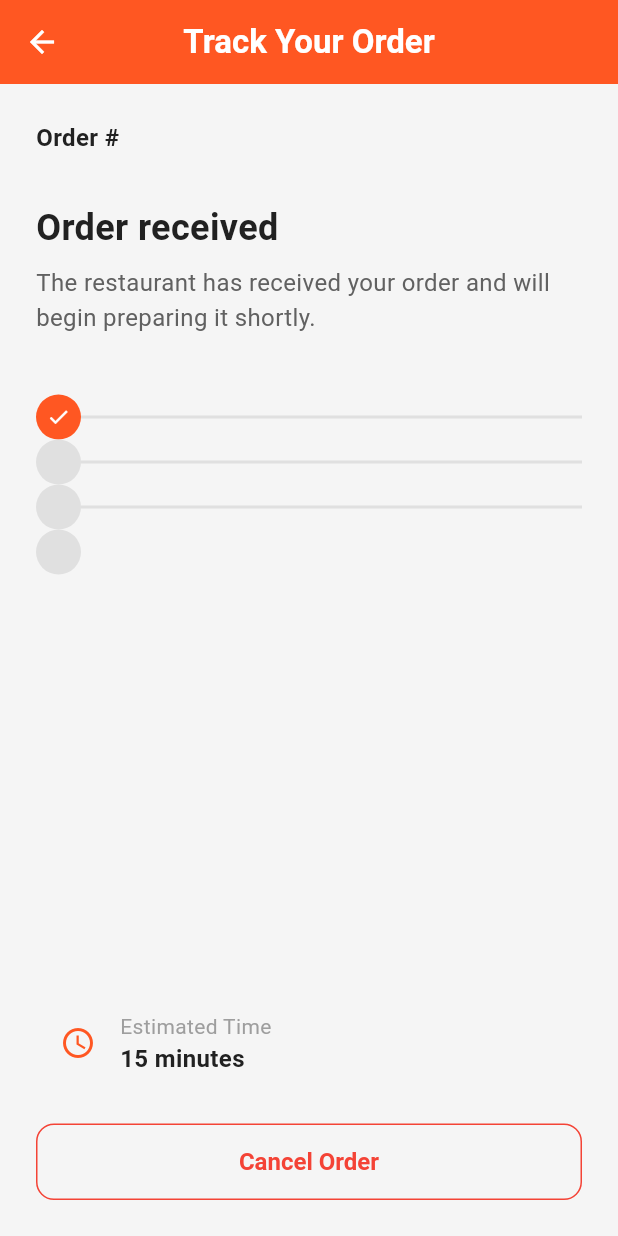
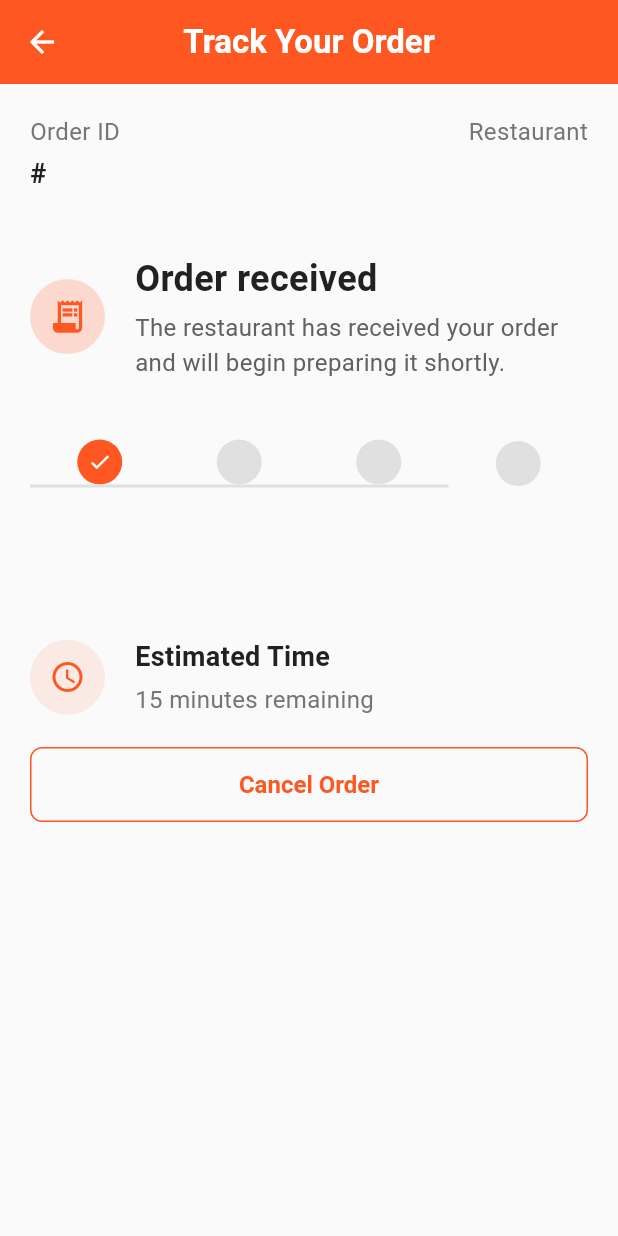
Before and after one commit to AdamsEugene/restaurant-order-app, a Flutter app: the TrackOrderScreen screen opened directly with empty values, on a phone screen of 412 x 824 dp. Run offline on Flutter 3.47's test engine with Material 3 defaults, Android fonts, the phone set to English and light mode, and no system bars; our stand-ins replace animate_do, bloc, cached_network_image, confetti, equatable, flutter_bloc and 4 more; accounts and stored records are empty; network calls fail.

Commit message:
Implement order flow with tracking & verification screens
- Update tracking screen with orange theme & improved step visualization
- Fix navigation between order flow screens
- Add confetti celebration for order completion
- Add consistent back navigation to all screens
- Fix order tracking issue with proper status indicators

```diff
--- a/restaurant_order_app/lib/screens/order/order_complete_screen.dart
+++ b/restaurant_order_app/lib/screens/order/order_complete_screen.dart
@@ -45,6 +45,13 @@ class _OrderCompleteScreenState extends State<OrderCompleteScreen> {
   @override
   Widget build(BuildContext context) {
     return Scaffold(
+      appBar: AppBar(
+        title: const Text('Order Complete'),
+        leading: IconButton(
+          icon: const Icon(Icons.arrow_back),
+          onPressed: () => context.go('/home'),
+        ),
+      ),
       body: SafeArea(
         child: Stack(
           alignment: Alignment.topCenter,
--- a/restaurant_order_app/lib/screens/order/submit_receipt_code_screen.dart
+++ b/restaurant_order_app/lib/screens/order/submit_receipt_code_screen.dart
@@ -75,6 +75,10 @@ class _SubmitReceiptCodeScreenState extends State<SubmitReceiptCodeScreen> {
       appBar: AppBar(
         title: const Text('Verify Receipt Code'),
         elevation: 0,
+        leading: IconButton(
+          icon: const Icon(Icons.arrow_back),
+          onPressed: () => context.go('/order-tracking/${widget.orderId}', extra: widget.orderDetails),
+        ),
       ),
       body: SafeArea(
         child: Padding(
--- a/restaurant_order_app/lib/screens/order/track_order_screen.dart
+++ b/restaurant_order_app/lib/screens/order/track_order_screen.dart
@@ -65,27 +65,109 @@ class _TrackOrderScreenState extends State<TrackOrderScreen> {
     return Scaffold(
       appBar: AppBar(
         title: const Text('Track Your Order'),
+        backgroundColor: Colors.deepOrange,
+        foregroundColor: Colors.white,
         elevation: 0,
+        leading: IconButton(
+          icon: const Icon(Icons.arrow_back),
+          onPressed: () => context.go('/receipt/${widget.orderId}', extra: widget.orderDetails),
         ),
-      body: SafeArea(
-        child: Padding(
-          padding: const EdgeInsets.all(24.0),
+      ),
+      backgroundColor: Colors.grey.shade50,
+      body: SingleChildScrollView(
         child: Column(
           crossAxisAlignment: CrossAxisAlignment.start,
           children: [
-              // Order ID and Restaurant
-              Row(
-                mainAxisAlignment: MainAxisAlignment.spaceBetween,
+            // Order ID and Restaurant info
+            Padding(
+              padding: const EdgeInsets.all(20.0),
+              child: Row(
+                children: [
+                  // Order ID
+                  Expanded(
+                    child: Column(
+                      crossAxisAlignment: CrossAxisAlignment.start,
                       children: [
                         Text(
-                    'Order #${widget.orderId}',
+                          'Order ID',
+                          style: TextStyle(
+                            fontSize: 16,
+                            color: Colors.grey.shade600,
+                          ),
+                        ),
+                        const SizedBox(height: 4),
+                        Text(
+                          '#${widget.orderId}',
                           style: const TextStyle(
-                      fontSize: 16,
+                            fontSize: 18,
                             fontWeight: FontWeight.bold,
                           ),
                         ),
+                      ],
+                    ),
+                  ),
+                  // Restaurant
+                  Expanded(
+                    child: Column(
+                      crossAxisAlignment: CrossAxisAlignment.end,
+                      children: [
+                        Text(
+                          'Restaurant',
+                          style: TextStyle(
+                            fontSize: 16,
+                            color: Colors.grey.shade600,
+                          ),
+                        ),
+                        const SizedBox(height: 4),
                         Text(
                           widget.orderDetails['restaurantName'] as String? ?? 'Restaurant',
+                          style: const TextStyle(
+                            fontSize: 18,
+                            fontWeight: FontWeight.bold,
+                          ),
+                        ),
+                      ],
+                    ),
+                  ),
+                ],
+              ),
+            ),
+
+            const SizedBox(height: 20),
+
+            // Current status with icon
+            Padding(
+              padding: const EdgeInsets.symmetric(horizontal: 20.0),
+              child: Row(
+                children: [
+                  Container(
+                    width: 50,
+                    height: 50,
+                    decoration: BoxDecoration(
+                      color: _getStatusIconColor().withOpacity(0.2),
+                      shape: BoxShape.circle,
+                    ),
+                    child: Icon(
+                      _getStatusIcon(),
+                      color: _getStatusIconColor(),
+                      size: 26,
+                    ),
+                  ),
+                  const SizedBox(width: 20),
+                  Expanded(
+                    child: Column(
+                      crossAxisAlignment: CrossAxisAlignment.start,
+                      children: [
+                        Text(
+                          _statusMessages[_currentStep],
+                          style: const TextStyle(
+                            fontSize: 24,
+                            fontWeight: FontWeight.bold,
+                          ),
+                        ),
+                        const SizedBox(height: 4),
+                        Text(
+                          _statusDescriptions[_currentStep],
                           style: TextStyle(
                             fontSize: 16,
                             color: Colors.grey.shade700,
@@ -93,94 +175,31 @@ class _TrackOrderScreenState extends State<TrackOrderScreen> {
                         ),
                       ],
                     ),
-
-              const SizedBox(height: 32),
-
-              // Current status
-              Text(
-                _statusMessages[_currentStep],
-                style: const TextStyle(
-                  fontSize: 24,
-                  fontWeight: FontWeight.bold,
                   ),
-              ),
-
-              const SizedBox(height: 8),
-
-              // Status description
-              Text(
-                _statusDescriptions[_currentStep],
-                style: TextStyle(
-                  fontSize: 16,
-                  color: Colors.grey.shade700,
+                ],
               ),
             ),
 
             const SizedBox(height: 40),
 
-              // Progress stepper
-              _buildOrderStepper(),
-
-              const Spacer(),
-
-              // Pickup order button (visible only when order is ready)
-              if (_isOrderReady)
-                SizedBox(
-                  width: double.infinity,
-                  child: PrimaryButton(
-                    text: 'Pickup Order',
-                    onPressed: () {
-                      context.go('/submit-receipt-code/${widget.orderId}', extra: widget.orderDetails);
-                    },
-                  ),
-                ),
-
-              // Estimated time (visible when order is not ready)
-              if (!_isOrderReady)
-                _buildEstimatedTimeCard(),
-
-              const SizedBox(height: 16),
-
-              // Cancel order button (only visible when order is not ready)
-              if (!_isOrderReady)
-                SizedBox(
-                  width: double.infinity,
-                  child: OutlinedButton(
-                    onPressed: () {
-                      _showCancelConfirmationDialog();
-                    },
-                    style: OutlinedButton.styleFrom(
-                      foregroundColor: Colors.red,
-                      side: const BorderSide(color: Colors.red),
-                      padding: const EdgeInsets.symmetric(vertical: 16),
-                      shape: RoundedRectangleBorder(
-                        borderRadius: BorderRadius.circular(12),
-                      ),
-                    ),
-                    child: const Text('Cancel Order'),
-                  ),
-                ),
-            ],
-          ),
-        ),
-      ),
-    );
-  }
-
-  Widget _buildOrderStepper() {
-    return Column(
+            // Progress tracker
+            Padding(
+              padding: const EdgeInsets.symmetric(horizontal: 20.0),
+              child: Row(
                 children: List.generate(_statusMessages.length, (index) {
                   final bool isActive = index <= _currentStep;
-
-        return Row(
+                  return Expanded(
+                    child: Column(
                       children: [
-            // Status circle
+                        // Circle
                         Container(
                           width: 30,
                           height: 30,
                           decoration: BoxDecoration(
+                            color: isActive
+                                ? Colors.deepOrange
+                                : Colors.grey.shade300,
                             shape: BoxShape.circle,
-                color: isActive ? AppTheme.primaryColor : Colors.grey.shade300,
                           ),
                           child: isActive
                               ? const Icon(
@@ -191,63 +210,132 @@ class _TrackOrderScreenState extends State<TrackOrderScreen> {
                               : null,
                         ),
 
-            // Horizontal line (except for last item)
+                        // Line (except for last item)
                         if (index < _statusMessages.length - 1)
-              Expanded(
-                child: Container(
+                          Container(
                             height: 2,
                             color: index < _currentStep
-                      ? AppTheme.primaryColor
+                                ? Colors.deepOrange
                                 : Colors.grey.shade300,
+                          ),
+                      ],
+                    ),
+                  );
+                }),
               ),
             ),
 
-            // Spacer for last item
-            if (index == _statusMessages.length - 1)
-              const Spacer(),
-          ],
-        );
-      }),
-    );
-  }
+            const SizedBox(height: 100),
 
-  Widget _buildEstimatedTimeCard() {
-    return Container(
-      width: double.infinity,
-      padding: const EdgeInsets.all(16),
-      decoration: BoxDecoration(
-        color: Colors.grey.shade100,
-        borderRadius: BorderRadius.circular(12),
-      ),
+            // Estimated time
+            if (!_isOrderReady)
+              Padding(
+                padding: const EdgeInsets.symmetric(horizontal: 20.0),
                 child: Row(
                   children: [
-          Icon(
+                    Container(
+                      width: 50,
+                      height: 50,
+                      decoration: BoxDecoration(
+                        color: Colors.deepOrange.withOpacity(0.1),
+                        shape: BoxShape.circle,
+                      ),
+                      child: const Icon(
                         Icons.access_time,
-            color: AppTheme.primaryColor,
+                        color: Colors.deepOrange,
+                        size: 24,
                       ),
-          const SizedBox(width: 16),
-          Column(
+                    ),
+                    const SizedBox(width: 20),
+                    Expanded(
+                      child: Column(
                         crossAxisAlignment: CrossAxisAlignment.start,
                         children: [
                           const Text(
                             'Estimated Time',
                             style: TextStyle(
-                  fontSize: 14,
-                  color: Colors.grey,
+                              fontSize: 18,
+                              fontWeight: FontWeight.bold,
                             ),
                           ),
+                          const SizedBox(height: 4),
                           Text(
-                '${15 - (_currentStep * 5)} minutes',
-                style: const TextStyle(
+                            '${15 - (_currentStep * 5)} minutes remaining',
+                            style: TextStyle(
                               fontSize: 16,
-                  fontWeight: FontWeight.bold,
+                              color: Colors.grey.shade600,
                             ),
                           ),
                         ],
                       ),
+                    ),
                   ],
                 ),
+              ),
+
+            // Pickup button (when ready)
+            if (_isOrderReady)
+              Padding(
+                padding: const EdgeInsets.all(20.0),
+                child: SizedBox(
+                  width: double.infinity,
+                  child: PrimaryButton(
+                    text: 'Pickup Order',
+                    onPressed: () {
+                      context.go('/submit-receipt-code/${widget.orderId}', extra: widget.orderDetails);
+                    },
+                  ),
+                ),
+              ),
+
+            // Cancel order button
+            if (!_isOrderReady)
+              Padding(
+                padding: const EdgeInsets.all(20.0),
+                child: SizedBox(
+                  width: double.infinity,
+                  height: 50,
+                  child: OutlinedButton(
+                    onPressed: () {
+                      _showCancelConfirmationDialog();
+                    },
+                    style: OutlinedButton.styleFrom(
+                      foregroundColor: Colors.deepOrange,
+                      side: const BorderSide(color: Colors.deepOrange),
+                      shape: RoundedRectangleBorder(
+                        borderRadius: BorderRadius.circular(8),
+                      ),
+                    ),
+                    child: const Text(
+                      'Cancel Order',
+                      style: TextStyle(fontSize: 16),
+                    ),
+                  ),
+                ),
+              ),
+          ],
+        ),
+      ),
     );
+  }
+
+  IconData _getStatusIcon() {
+    switch (_currentStep) {
+      case 0:
+        return Icons.receipt_long;
+      case 1:
+        return Icons.restaurant;
+      case 2:
+        return Icons.local_dining;
+      case 3:
+        return Icons.check_circle;
+      default:
+        return Icons.access_time;
+    }
+  }
+
+  Color _getStatusIconColor() {
+    return Colors.deepOrange;
   }
 
   void _showCancelConfirmationDialog() {
```
Lines whose indentation alone changed are shown as unchanged.
